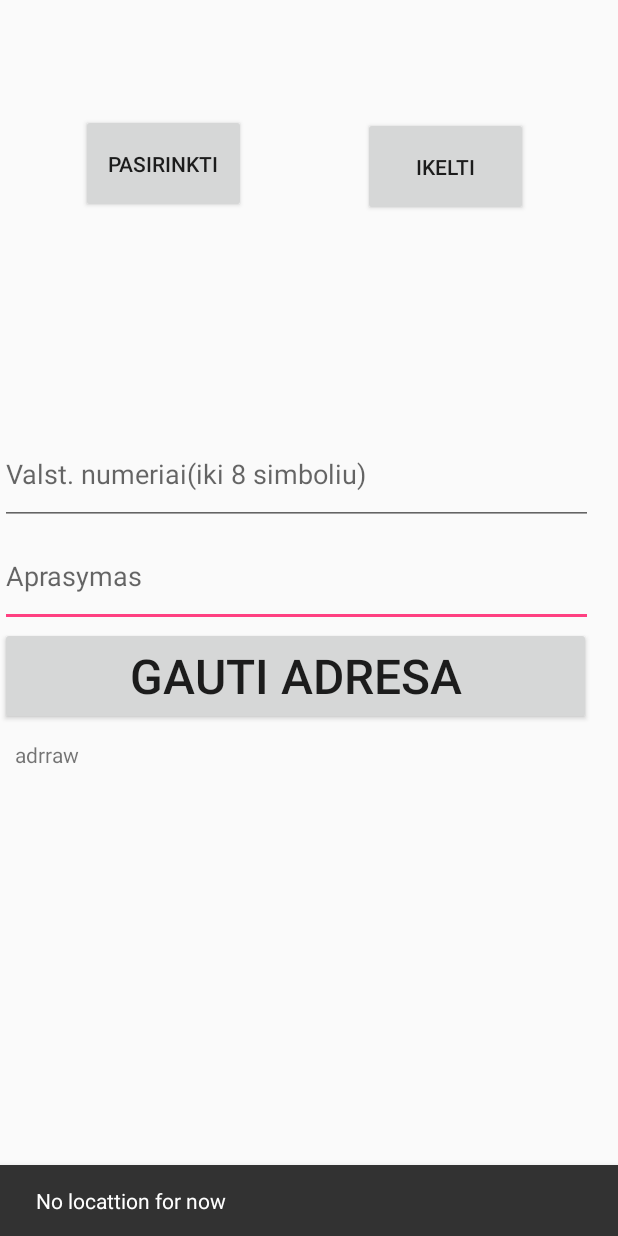
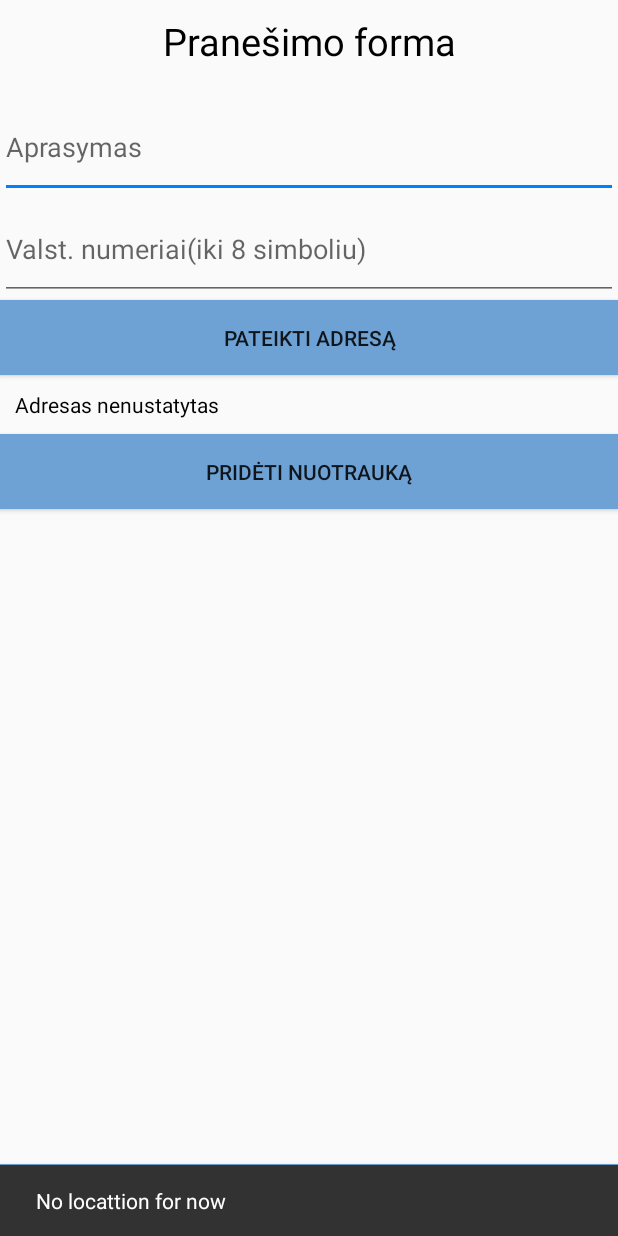
Before and after one commit to s026324/parking, an Android app: the pranesti screen opened directly, with no data from a screen before it, on a phone screen of 412 x 824 dp. Run offline under Robolectric (Android 15) with nearby library versions, the phone set to English and light mode, and no system bars; our stand-ins replace Firebase (no records; nobody signed in at launch, a user with empty details on screens opened directly); libraries missing offline, so code that uses them is left out: com.mindorks.paracamera.

Commit message:
10/31 layout

```diff
--- a/app/src/main/res/layout/activity_pazeidimai.xml
+++ b/app/src/main/res/layout/activity_pazeidimai.xml
@@ -4,7 +4,7 @@
     xmlns:tools="http://schemas.android.com/tools"
     android:layout_width="match_parent"
     android:layout_height="match_parent"
-    android:background="@color/lightGray"
+
     tools:context=".PazeidimaiActivity">
 
 
--- a/app/src/main/res/layout/activity_redaktorius.xml
+++ b/app/src/main/res/layout/activity_redaktorius.xml
@@ -1,12 +1,14 @@
 <?xml version="1.0" encoding="utf-8"?>
 <RelativeLayout xmlns:android="http://schemas.android.com/apk/res/android"
     xmlns:app="http://schemas.android.com/apk/res-auto"
+
     xmlns:tools="http://schemas.android.com/tools"
     android:layout_width="match_parent"
     android:layout_height="match_parent"
     tools:context=".Redaktorius">
 
     <Button
+        android:background="@color/blue"
         android:id="@+id/buttonout"
         android:layout_width="match_parent"
         android:layout_height="wrap_content"
@@ -14,14 +16,14 @@
         android:layout_alignParentTop="true"
         android:layout_marginStart="0dp"
         android:onClick="onClick"
-        android:text="Atsijungti nuo redaktoriaus pulto"
+        android:text="Atsijungti"
         tools:ignore="MissingConstraints"
         tools:layout_editor_absoluteX="73dp"
         tools:layout_editor_absoluteY="297dp" />
 
 
     <android.support.v7.widget.RecyclerView
-        android:id="@+id/bambo"
+        android:id="@+id/reda"
         android:layout_width="match_parent"
         android:layout_height="658dp"
         android:layout_alignParentBottom="true"
--- a/app/src/main/res/layout/item_pazeidimas.xml
+++ b/app/src/main/res/layout/item_pazeidimas.xml
@@ -1,5 +1,6 @@
 <?xml version="1.0" encoding="utf-8"?>
 <android.support.v7.widget.CardView xmlns:android="http://schemas.android.com/apk/res/android"
+
     android:layout_width="wrap_content"
     android:layout_height="wrap_content"
     xmlns:app="http://schemas.android.com/apk/res-auto"
--- a/app/src/main/res/layout/pranesti.xml
+++ b/app/src/main/res/layout/pranesti.xml
@@ -1,95 +1,102 @@
 <?xml version="1.0" encoding="utf-8"?>
-<RelativeLayout xmlns:android="http://schemas.android.com/apk/res/android"
+<LinearLayout xmlns:android="http://schemas.android.com/apk/res/android"
     xmlns:app="http://schemas.android.com/apk/res-auto"
     xmlns:tools="http://schemas.android.com/tools"
     android:layout_width="match_parent"
     android:layout_height="match_parent"
-    android:id="@+id/content"
+    android:orientation="vertical"
+
+    android:id="@+id/content"><![CDATA[
     tools:context=".MainActivity">
+
+
+
+
+
+
+
+
+    ]]>
+
+    <TextView
+        android:id="@+id/textView6"
+        android:layout_width="match_parent"
+        android:layout_height="54dp"
+        android:layout_marginTop="10dp"
+        android:gravity="center_horizontal"
+        android:text="Pranešimo forma"
+        android:textColor="@color/black"
+        android:textSize="25dp" />
 
     <EditText
         android:id="@+id/edit_text_file_name"
-        android:layout_width="395dp"
+        android:layout_width="match_parent"
         android:layout_height="68dp"
         android:layout_alignParentStart="true"
         android:layout_below="@+id/valstnum"
-        android:hint="Aprasymas"
-        app:layout_constraintBottom_toBottomOf="parent"
-        app:layout_constraintEnd_toEndOf="parent"
-        app:layout_constraintStart_toStartOf="parent" />
+        android:hint="Aprasymas" />
 
     <EditText
         android:id="@+id/valstnum"
-        android:layout_width="395dp"
+        android:layout_width="match_parent"
         android:layout_height="68dp"
         android:layout_alignParentStart="true"
         android:layout_below="@+id/imageView2"
-        android:hint="Valst. numeriai(iki 8 simboliu)"
-        app:layout_constraintBottom_toBottomOf="parent"
-        app:layout_constraintEnd_toEndOf="parent"
-        app:layout_constraintStart_toStartOf="parent" />
+        android:hint="Valst. numeriai(iki 8 simboliu)" />
 
 
     <Button
-        android:id="@+id/upload"
-        android:layout_width="110dp"
-        android:layout_height="66dp"
-        android:layout_alignParentEnd="true"
-        android:layout_alignParentTop="true"
-        android:layout_marginEnd="60dp"
-        android:layout_marginTop="78dp"
-        android:text="ikelti"
-        app:layout_constraintBottom_toBottomOf="parent"
-        app:layout_constraintEnd_toEndOf="parent"
-        app:layout_constraintHorizontal_bias="0.787"
-        app:layout_constraintStart_toStartOf="parent"
-        app:layout_constraintTop_toTopOf="parent"
-        app:layout_constraintVertical_bias="0.106" />
+        android:id="@+id/btn_get_place"
+        android:layout_width="match_parent"
+        android:layout_height="50dp"
+        android:layout_alignParentStart="true"
+        android:layout_below="@+id/edit_text_file_name"
+        android:background="@color/blue"
+        android:text="Pateikti adresą" />
+
+    <TextView
+        android:id="@+id/tv_place_adress"
+        android:layout_width="match_parent"
+        android:layout_height="wrap_content"
+        android:layout_below="@+id/btn_get_place"
+        android:layout_margin="10dp"
+        android:text="Adresas nenustatytas"
+        android:textColor="@color/black" />
 
     <Button
         android:id="@+id/choose"
-        android:layout_width="110dp"
-        android:layout_height="66dp"
-        android:layout_above="@+id/upload"
-        android:layout_alignParentStart="true"
-        android:layout_marginBottom="-142dp"
-        android:layout_marginStart="54dp"
-        android:text="pasirinkti"
-        app:layout_constraintBottom_toBottomOf="parent"
-        app:layout_constraintEnd_toEndOf="parent"
-        app:layout_constraintHorizontal_bias="0.282"
-        app:layout_constraintStart_toStartOf="parent"
-        app:layout_constraintTop_toTopOf="parent"
-        app:layout_constraintVertical_bias="0.107" />
+        android:layout_width="match_parent"
+        android:layout_height="50dp"
+        android:layout_above="@+id/valstnum"
+        android:layout_alignParentEnd="true"
+        android:background="@color/blue"
+        android:text="Pridėti nuotrauką" />
 
     <ImageView
         android:id="@+id/imageView2"
-        android:layout_width="400dp"
+        android:layout_width="match_parent"
         android:layout_height="138dp"
-        android:layout_alignParentStart="true"
-        android:layout_below="@+id/upload"
-        app:layout_constraintBottom_toBottomOf="parent"
-        app:layout_constraintEnd_toEndOf="parent"
-        app:layout_constraintHorizontal_bias="0.454"
-        app:layout_constraintStart_toStartOf="parent"
-        app:layout_constraintTop_toBottomOf="@+id/upload"
-        app:layout_constraintVertical_bias="0.0" />
 
-    <Button
-        android:id="@+id/btn_get_place"
-        android:layout_width="394dp"
-        android:layout_height="65dp"
-        android:layout_alignParentStart="true"
-        android:layout_below="@+id/edit_text_file_name"
-        android:text="Gauti adresa"
-        android:textSize="32sp" />
+        android:adjustViewBounds="false"
+        app:srcCompat="?android:attr/actionModeSelectAllDrawable" />
 
-    <TextView
-        android:id="@+id/tv_place_adress"
-        android:layout_below="@+id/btn_get_place"
+    <LinearLayout
+        android:id="@+id/LinearLayouts02"
         android:layout_width="match_parent"
-        android:layout_height="wrap_content"
-        android:layout_margin="10dp"
-        android:text="adrraw"/>
+        android:layout_height="match_parent"
+        android:orientation="vertical"
+        android:gravity="bottom|end">
 
-</RelativeLayout>
+        <Button
+            android:id="@+id/upload"
+            android:layout_width="match_parent"
+            android:layout_height="wrap_content"
+            android:layout_alignParentBottom="true"
+            android:layout_centerHorizontal="true"
+            android:background="@color/blue"
+            android:gravity="center"
+            android:text="Pranešti" />
+
+    </LinearLayout>
+
+</LinearLayout>
--- a/app/src/main/res/layout/recycler_list.xml
+++ b/app/src/main/res/layout/recycler_list.xml
@@ -1,5 +1,6 @@
 <?xml version="1.0" encoding="utf-8"?>
 <RelativeLayout
+
 xmlns:android="http://schemas.android.com/apk/res/android"
     android:layout_width="match_parent"
 android:layout_height="match_parent">
@@ -50,6 +51,7 @@ android:layout_height="match_parent">
         android:layout_marginTop="110dp" />
 
     <Button
+        android:background="@color/blue"
         android:id="@+id/delete"
         android:onClick="onDeleteClick"
         android:layout_width="wrap_content"
@@ -60,6 +62,7 @@ android:layout_height="match_parent">
         android:text="Atmesti" />
 
     <Button
+        android:background="@color/blue"
         android:id="@+id/patvirtinti"
         android:layout_width="wrap_content"
         android:layout_height="wrap_content"
--- a/app/src/main/res/layout/redlogin.xml
+++ b/app/src/main/res/layout/redlogin.xml
@@ -1,5 +1,6 @@
 <?xml version="1.0" encoding="utf-8"?>
 <RelativeLayout xmlns:android="http://schemas.android.com/apk/res/android"
+
     android:layout_width="match_parent"
     android:layout_height="match_parent"
     xmlns:tools="http://schemas.android.com/tools"
@@ -28,6 +29,7 @@
         android:inputType="textPassword" />
 
     <Button
+        android:background="@color/blue"
         android:id="@+id/mbutton"
         android:layout_width="250dp"
         android:layout_height="wrap_content"
--- a/app/src/main/res/values/colors.xml
+++ b/app/src/main/res/values/colors.xml
@@ -2,9 +2,14 @@
 <resources>
     <color name="colorPrimary">#3F51B5</color>
     <color name="colorPrimaryDark">#303F9F</color>
-    <color name="colorAccent">#FF4081</color>
+    <color name="colorAccent">#0080ff</color>
     <color name="lightGray">#f4f4f4</color>
     <color name="gray">#dbdbdb</color>
     <color name="darkGray">#828282</color>
     <color name="darkerGray">#666666</color>
+    <color name="blue">#6fa2d4</color>
+    <color name="white">#FFFFFF</color>
+    <color name="lightBlue">#B2D8FF</color>
+    <color name="black">#000000</color>
+    <color name="red">#B30000</color>
 </resources>
--- a/app/src/main/res/values/strings.xml
+++ b/app/src/main/res/values/strings.xml
@@ -1,6 +1,6 @@
 <resources>
     <string name="app_name">wrongparking</string>
-    <color name="white">#FFFFFF</color>
+
     <string name="your_string"><u>Prisijungimas redaktoriui</u></string>
     <string name="pazeidimai_title">Pazeidimai</string>
     <string name="latitude_label">Latitude</string>
```
Also changed, not shown: app/src/main/res/layout/activity_main.xml (+35 -24 lines), app/src/main/res/drawable-v24/logo.JPG (added).
